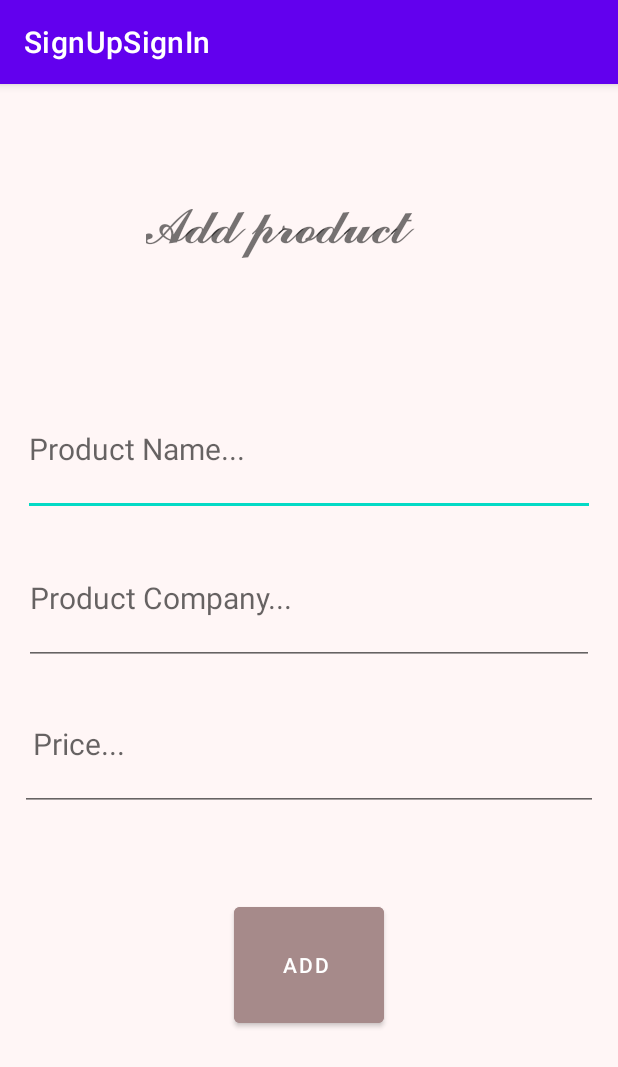
After one commit to AseelIsmael06/LogInSignUp, an Android app: the fragment AddProduct shown on its own in the app's theme, on a phone screen of 412 x 824 dp. The commit adds this screen. Shown: the top 1067 px of the screen. Run offline under Robolectric (Android 15) with nearby library versions, the phone set to English and light mode, and no system bars.

Commit message:
Merge remote-tracking branch 'github/master'

```diff
--- /dev/null
+++ b/app/src/main/java/com/example/signupsignin/AddProduct.java
@@ -0,0 +1,64 @@
+package com.example.signupsignin;
+
+import android.os.Bundle;
+
+import androidx.fragment.app.Fragment;
+
+import android.view.LayoutInflater;
+import android.view.View;
+import android.view.ViewGroup;
+
+/**
+ * A simple {@link Fragment} subclass.
+ * Use the {@link AddProduct#newInstance} factory method to
+ * create an instance of this fragment.
+ */
+public class AddProduct extends Fragment {
+
+    // TODO: Rename parameter arguments, choose names that match
+    // the fragment initialization parameters, e.g. ARG_ITEM_NUMBER
+    private static final String ARG_PARAM1 = "param1";
+    private static final String ARG_PARAM2 = "param2";
+
+    // TODO: Rename and change types of parameters
+    private String mParam1;
+    private String mParam2;
+
+    public AddProduct() {
+        // Required empty public constructor
+    }
+
+    /**
+     * Use this factory method to create a new instance of
+     * this fragment using the provided parameters.
+     *
+     * @param param1 Parameter 1.
+     * @param param2 Parameter 2.
+     * @return A new instance of fragment AddProduct.
+     */
+    // TODO: Rename and change types and number of parameters
+    public static AddProduct newInstance(String param1, String param2) {
+        AddProduct fragment = new AddProduct();
+        Bundle args = new Bundle();
+        args.putString(ARG_PARAM1, param1);
+        args.putString(ARG_PARAM2, param2);
+        fragment.setArguments(args);
+        return fragment;
+    }
+
+    @Override
+    public void onCreate(Bundle savedInstanceState) {
+        super.onCreate(savedInstanceState);
+        if (getArguments() != null) {
+            mParam1 = getArguments().getString(ARG_PARAM1);
+            mParam2 = getArguments().getString(ARG_PARAM2);
+        }
+    }
+
+    @Override
+    public View onCreateView(LayoutInflater inflater, ViewGroup container,
+                             Bundle savedInstanceState) {
+        // Inflate the layout for this fragment
+        return inflater.inflate(R.layout.fragment_add_product, container, false);
+    }
+}
--- a/app/src/main/java/com/example/signupsignin/FirebaseServices.java
+++ b/app/src/main/java/com/example/signupsignin/FirebaseServices.java
@@ -16,7 +16,7 @@ public class FirebaseServices {
         this.storage = FirebaseStorage.getInstance();
     }
 
-    public FirebaseServices getInstance() {
+    public static FirebaseServices getInstance() {
         if (instance == null)
             instance = new FirebaseServices();
         return instance;
--- /dev/null
+++ b/app/src/main/res/layout/fragment_add_product.xml
@@ -0,0 +1,90 @@
+<?xml version="1.0" encoding="utf-8"?>
+<androidx.constraintlayout.widget.ConstraintLayout xmlns:android="http://schemas.android.com/apk/res/android"
+    xmlns:app="http://schemas.android.com/apk/res-auto"
+    xmlns:tools="http://schemas.android.com/tools"
+    android:layout_width="match_parent"
+    android:layout_height="match_parent"
+    android:background="#6DFFEAEA"
+    android:scrollbarThumbHorizontal="@color/black"
+    android:scrollbarThumbVertical="@color/black"
+    android:scrollbarTrackVertical="@color/black"
+    tools:context=".AddProduct">
+
+    <EditText
+        android:id="@+id/etProductNameAddProduct"
+        android:layout_width="0dp"
+        android:layout_height="0dp"
+        android:layout_marginStart="15dp"
+        android:layout_marginEnd="15dp"
+        android:layout_marginBottom="10dp"
+        android:ems="10"
+        android:hint="Product Name..."
+        android:inputType="textPersonName"
+        android:textSize="20sp"
+        app:layout_constraintBottom_toTopOf="@+id/etProductCompanyAddPro"
+        app:layout_constraintEnd_toEndOf="parent"
+        app:layout_constraintStart_toStartOf="parent"
+        app:layout_constraintTop_toBottomOf="@+id/tvAddProduct" />
+
+    <EditText
+        android:id="@+id/etProductCompanyAddPro"
+        android:layout_width="0dp"
+        android:layout_height="0dp"
+        android:layout_marginStart="16dp"
+        android:layout_marginEnd="16dp"
+        android:layout_marginBottom="8dp"
+        android:ems="10"
+        android:hint="Product Company..."
+        android:inputType="textPersonName"
+        android:textSize="20sp"
+        app:layout_constraintBottom_toTopOf="@+id/etProPriceAddProduct"
+        app:layout_constraintEnd_toEndOf="parent"
+        app:layout_constraintStart_toStartOf="parent"
+        app:layout_constraintTop_toBottomOf="@+id/etProductNameAddProduct" />
+
+    <Button
+        android:id="@+id/btnAddProAddProduct"
+        android:layout_width="100dp"
+        android:layout_height="0dp"
+        android:layout_marginBottom="136dp"
+        android:backgroundTint="#A68A8A"
+        android:onClick="add"
+        android:text="Add "
+        app:layout_constraintBottom_toBottomOf="parent"
+        app:layout_constraintEnd_toEndOf="@+id/etProPriceAddProduct"
+        app:layout_constraintStart_toStartOf="@+id/etProPriceAddProduct"
+        app:layout_constraintTop_toBottomOf="@+id/etProPriceAddProduct"
+        tools:ignore="TouchTargetSizeCheck" />
+
+    <EditText
+        android:id="@+id/etProPriceAddProduct"
+        android:layout_width="0dp"
+        android:layout_height="0dp"
+        android:layout_marginStart="13dp"
+        android:layout_marginEnd="13dp"
+        android:layout_marginBottom="58dp"
+        android:ems="10"
+        android:hint=" Price..."
+        android:inputType="textPersonName"
+        android:textSize="20sp"
+        app:layout_constraintBottom_toTopOf="@+id/btnAddProAddProduct"
+        app:layout_constraintEnd_toEndOf="parent"
+        app:layout_constraintStart_toStartOf="parent"
+        app:layout_constraintTop_toBottomOf="@+id/etProductCompanyAddPro" />
+
+
+    <TextView
+        android:id="@+id/tvAddProduct"
+        android:layout_width="217dp"
+        android:layout_height="0dp"
+        android:layout_marginTop="68dp"
+        android:layout_marginBottom="41dp"
+        android:text="𝓐𝓭𝓭 𝓹𝓻𝓸𝓭𝓾𝓬𝓽 "
+        android:textSize="35sp"
+        app:layout_constraintBottom_toTopOf="@+id/etProductNameAddProduct"
+        app:layout_constraintEnd_toEndOf="parent"
+        app:layout_constraintStart_toStartOf="parent"
+        app:layout_constraintTop_toTopOf="parent" />
+
+
+</androidx.constraintlayout.widget.ConstraintLayout>
```
Also changed, not shown: app/src/main/java/com/example/signupsignin/ForgotPasswordFragment.java (+10 -10 lines), app/src/main/java/com/example/signupsignin/LogInFragment.java (+58 -92 lines), app/src/main/java/com/example/signupsignin/SignUpFragment.java (+51 -106 lines), app/src/main/res/layout/fragment_log_in.xml (+28 -28 lines), app/src/main/res/layout/fragment_sign_up.xml (+18 -37 lines).
